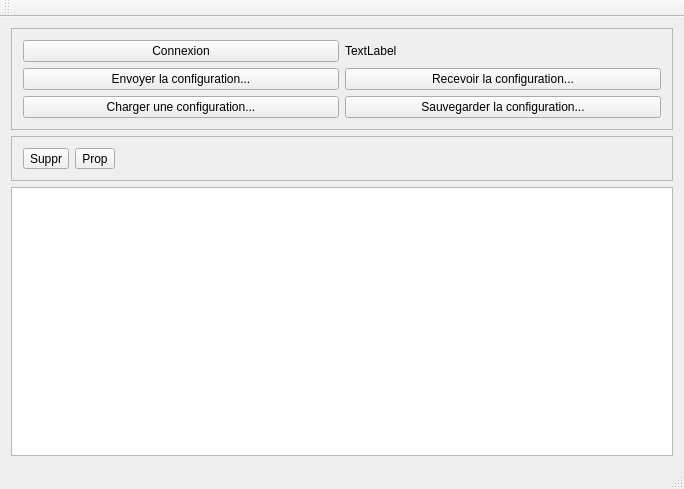
Before: the Qt Designer form Desktop App/qt/client/client/mainwindow.ui in Ace4teaM/Arduino-Project, drawn with Qt 5.
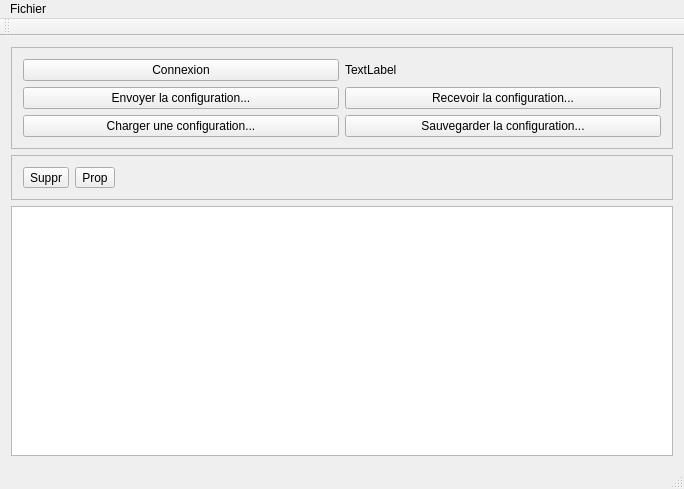
After: the same form once the commit is applied. Custom widgets are drawn as their Qt base class.

Diff of the .ui file:
```diff
--- a/Desktop App/qt/client/client/mainwindow.ui
+++ b/Desktop App/qt/client/client/mainwindow.ui
@@ -113,16 +113,6 @@
     </item>
    </layout>
   </widget>
-  <widget class="QMenuBar" name="menuBar">
-   <property name="geometry">
-    <rect>
-     <x>0</x>
-     <y>0</y>
-     <width>684</width>
-     <height>21</height>
-    </rect>
-   </property>
-  </widget>
   <widget class="QStatusBar" name="statusBar"/>
   <widget class="QToolBar" name="toolBar">
    <property name="windowTitle">
@@ -135,6 +125,34 @@
     <bool>false</bool>
    </attribute>
   </widget>
+  <widget class="QMenuBar" name="menuBar">
+   <property name="geometry">
+    <rect>
+     <x>0</x>
+     <y>0</y>
+     <width>684</width>
+     <height>18</height>
+    </rect>
+   </property>
+   <widget class="QMenu" name="menuFichier">
+    <property name="title">
+     <string>Fichier</string>
+    </property>
+    <addaction name="actionSauvegrader_sous"/>
+    <addaction name="actionQuitter"/>
+   </widget>
+   <addaction name="menuFichier"/>
+  </widget>
+  <action name="actionSauvegrader_sous">
+   <property name="text">
+    <string>Sauvegrader sous...</string>
+   </property>
+  </action>
+  <action name="actionQuitter">
+   <property name="text">
+    <string>Quitter</string>
+   </property>
+  </action>
  </widget>
  <layoutdefault spacing="6" margin="11"/>
  <customwidgets>
```
